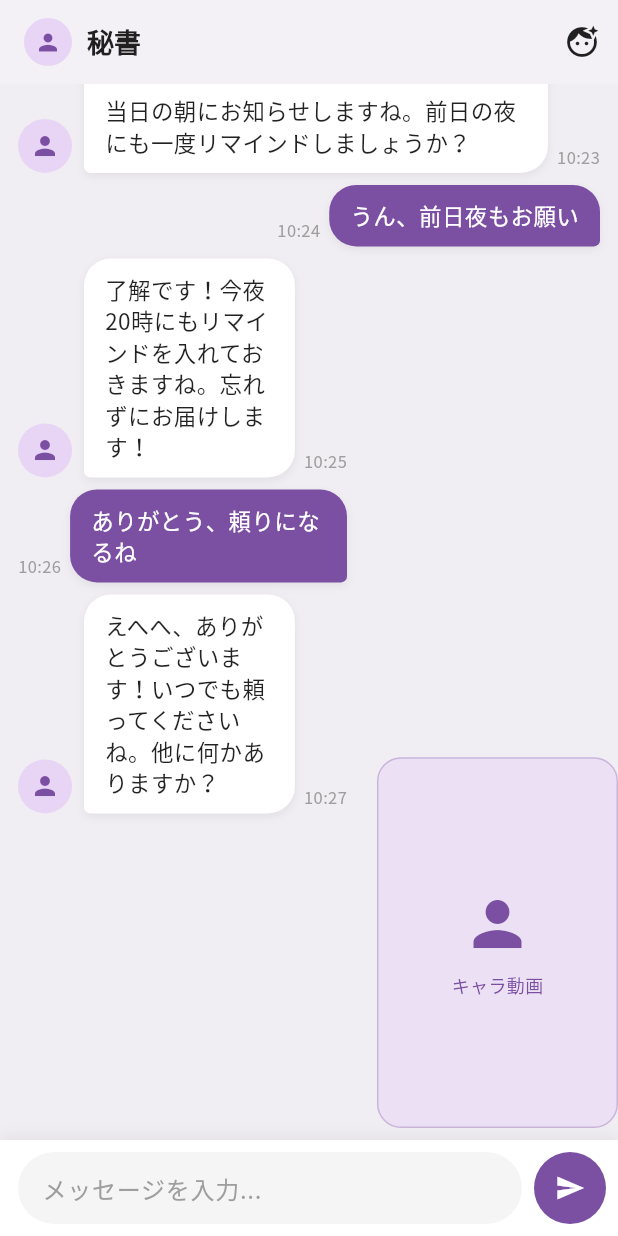
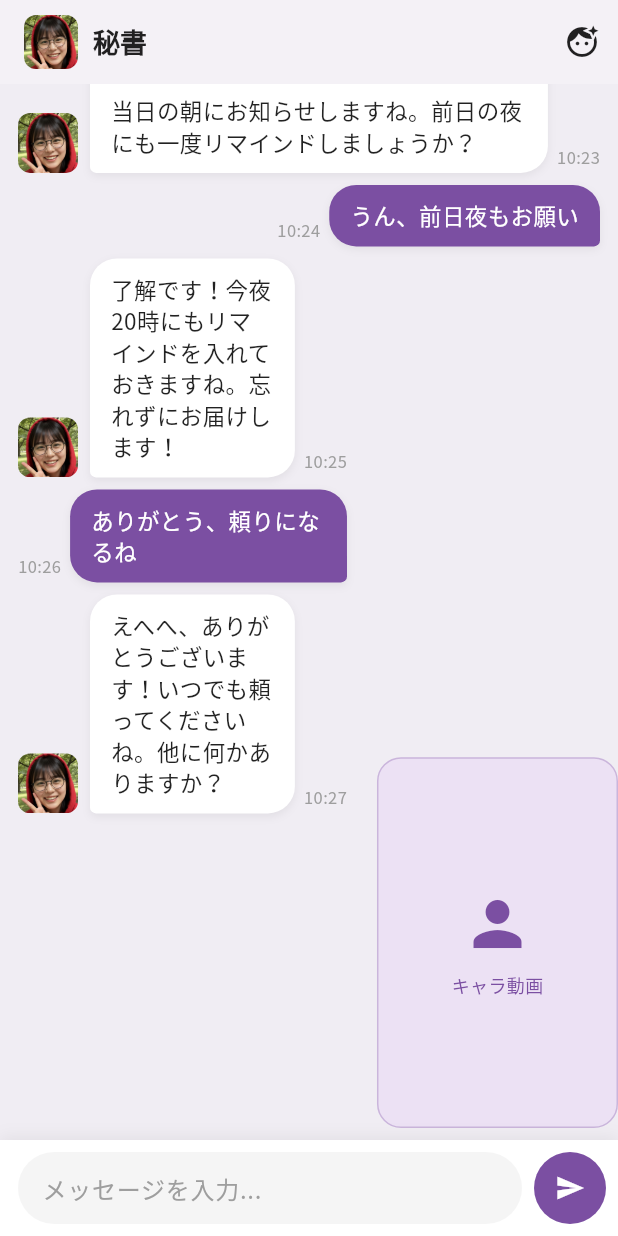
Before and after one commit to nock-in-mook/P_Secretary_App, a Flutter app: the screen it shows after launch, on a phone screen of 412 x 824 dp. Run offline on Flutter 3.47's test engine with Material 3 defaults, Android fonts, the phone set to English and light mode, and no system bars; our stand-ins replace google_fonts, web; missing offline and left inert: dart:ui_web.

Commit message:
秘書App_004: キャラ顔アイコン実装＋キャラプロフィール整備
- CircleAvatar→角丸四角アイコン（AppBar 36x36, チャット吹き出し 40x40）
- BW: 赤パーカー公園自撮りピースをアイコン採用
- F06: プロフィール作成（元飲食・自炊・漫画好き・犬飼いたい）
- pubspec.yamlにassets/icons/を追加
- キャラ切り替え時にアイコンも連動

Co-Authored-By: Claude Opus 4.6 (1M context) <noreply@anthropic.com>

```diff
--- a/lib/screens/chat_screen.dart
+++ b/lib/screens/chat_screen.dart
@@ -21,11 +21,10 @@ class _ChatScreenState extends State<ChatScreen> {
   final List<Message> _messages = [];
   int _messageCounter = 0;
 
-  // 仮のキャラ切り替え: BW=bookworm / F06=銀髪ボブ
-  // 動画ファイル名は拡張子なし。setCharacterVideo側で webm/mp4 を選ぶ。
+  // キャラ定義: (表示名, 動画ベース名, アイコン画像パス)
   static const _characters = {
-    'bw': ('bookworm', 'bw_idle'),
-    'f06': ('銀髪ボブ', 'f06_idle'),
+    'bw': ('bookworm', 'bw_idle', 'assets/icons/bw_icon.png'),
+    'f06': ('銀髪ボブ', 'f06_idle', 'assets/icons/f06_icon.png'),
   };
   String _currentCharId = 'bw';
 
@@ -238,15 +237,19 @@ class _ChatScreenState extends State<ChatScreen> {
       onTap: () => FocusScope.of(context).unfocus(),
       child: Scaffold(
       appBar: AppBar(
-        title: const Row(
+        title: Row(
           children: [
-            CircleAvatar(
-              radius: 16,
-              backgroundColor: Color(0xFFE8D5F5),
-              child: Icon(Icons.person, size: 18, color: Color(0xFF7B4FA2)),
+            ClipRRect(
+              borderRadius: BorderRadius.circular(8),
+              child: Image(
+                image: AssetImage(_characters[_currentCharId]!.$3),
+                width: 36,
+                height: 36,
+                fit: BoxFit.cover,
+              ),
             ),
-            SizedBox(width: 10),
-            Text('秘書'),
+            const SizedBox(width: 10),
+            const Text('秘書'),
           ],
         ),
         actions: [
@@ -293,6 +296,7 @@ class _ChatScreenState extends State<ChatScreen> {
                     return ChatBubble(
                       message: _messages[index],
                       narrowForCharacter: _narrowIndices.contains(index),
+                      iconAssetPath: _characters[_currentCharId]!.$3,
                     );
                   },
                 ),
--- a/lib/widgets/chat_bubble.dart
+++ b/lib/widgets/chat_bubble.dart
@@ -5,11 +5,13 @@ import '../models/message.dart';
 class ChatBubble extends StatelessWidget {
   final Message message;
   final bool narrowForCharacter; // キャラパネルと重なる領域では右を狭める
+  final String? iconAssetPath; // 秘書アイコン画像パス
 
   const ChatBubble({
     super.key,
     required this.message,
     this.narrowForCharacter = false,
+    this.iconAssetPath,
   });
 
   @override
@@ -30,10 +32,24 @@ class ChatBubble extends StatelessWidget {
         children: [
           // 秘書アバター（左側）
           if (!isUser) ...[
-            const CircleAvatar(
-              radius: 18,
-              backgroundColor: Color(0xFFE8D5F5),
-              child: Icon(Icons.person, size: 20, color: Color(0xFF7B4FA2)),
+            ClipRRect(
+              borderRadius: BorderRadius.circular(8),
+              child: iconAssetPath != null
+                  ? Image(
+                      image: AssetImage(iconAssetPath!),
+                      width: 40,
+                      height: 40,
+                      fit: BoxFit.cover,
+                    )
+                  : Container(
+                      width: 40,
+                      height: 40,
+                      decoration: BoxDecoration(
+                        color: const Color(0xFFE8D5F5),
+                        borderRadius: BorderRadius.circular(8),
+                      ),
+                      child: const Icon(Icons.person, size: 22, color: Color(0xFF7B4FA2)),
+                    ),
             ),
             const SizedBox(width: 8),
           ],
--- a/pubspec.yaml
+++ b/pubspec.yaml
@@ -60,10 +60,8 @@ flutter:
   # the material Icons class.
   uses-material-design: true
 
-  # To add assets to your application, add an assets section, like this:
-  # assets:
-  #   - images/a_dot_burr.jpeg
-  #   - images/a_dot_ham.jpeg
+  assets:
+    - assets/icons/
 
   # An image asset can refer to one or more resolution-specific "variants", see
   # https://flutter.dev/to/resolution-aware-images
```
Also changed, not shown: assets/icons/bw_icon.png (added), assets/icons/f06_icon.png (added), character_profiles/bw/icon.png (added), 2 other files.
